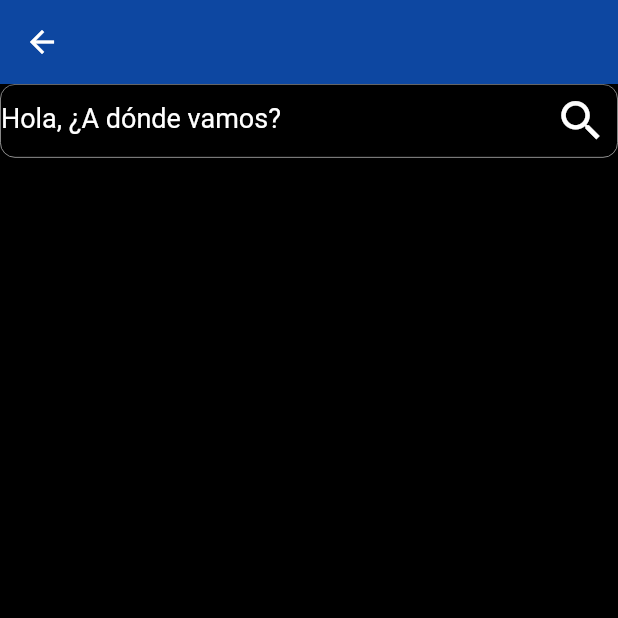
After one commit to Alan-AMT/traknav_app, a Flutter app: the SearchForm screen opened directly, on a phone screen of 412 x 824 dp, the top half of it. The commit adds this screen. Run offline on Flutter 3.47's test engine with Material 2 defaults, Android fonts, the phone set to English and light mode, and no system bars; drawn by our look-alikes of google_places_flutter; our stand-ins replace auto_route, bloc, device_info_plus, firebase_auth, firebase_core, flutter_bloc and 5 more; accounts and stored records are empty; generated files the repository leaves out were written again.

Commit message:
map and map search first steps

```diff
--- /dev/null
+++ b/lib/ui/presentation/map_search/cubit/map_search_state.dart
@@ -0,0 +1,6 @@
+part of 'map_search_cubit.dart';
+
+@freezed
+class MapSearchState with _$MapSearchState {
+  const factory MapSearchState.initial() = _Initial;
+}
--- /dev/null
+++ b/lib/ui/presentation/map_search/widgets/main.dart
@@ -0,0 +1 @@
+export './search_form.dart';
--- /dev/null
+++ b/lib/ui/presentation/map_search/widgets/search_form.dart
@@ -0,0 +1,78 @@
+import 'package:auto_route/auto_route.dart';
+import 'package:flutter/material.dart';
+import 'package:google_maps_flutter/google_maps_flutter.dart';
+import 'package:google_places_flutter/google_places_flutter.dart';
+import 'package:google_places_flutter/model/prediction.dart';
+import 'package:modal_bottom_sheet/modal_bottom_sheet.dart';
+import 'package:traknav_app/ui/presentation/home/widgets/searchBar.dart';
+import 'package:traknav_app/ui/core/data/map_search.dart' as locations;
+
+class SearchForm extends StatefulWidget {
+  const SearchForm({super.key});
+
+  @override
+  State<SearchForm> createState() => _SearchForm();
+}
+
+class _SearchForm extends State<SearchForm> {
+  TextEditingController controller = TextEditingController();
+
+  @override
+  Widget build(BuildContext context) {
+    return Scaffold(
+        appBar: AppBar(),
+        body: Column(mainAxisAlignment: MainAxisAlignment.start, children: [
+          GooglePlaceAutoCompleteTextField(
+            showError: true,
+            textEditingController: controller,
+            googleAPIKey: "AIzaSyBhlra2MNyBxGTRPayBfv5BomoclZseE8s",
+            inputDecoration: const InputDecoration(
+              suffixIcon: Icon(
+                Icons.search,
+                color: Colors.white,
+                size: 35,
+              ),
+              border: InputBorder.none,
+              hintStyle: TextStyle(
+                color: Colors.white,
+                fontSize: 18.0,
+              ),
+              hintText: 'Hola, ¿A dónde vamos?',
+            ),
+            debounceTime: 600,
+            isLatLngRequired: true,
+            getPlaceDetailWithLatLng: (Prediction prediction) {
+              print("*****************************");
+              // print("placeDetails" + prediction.lat.toString());
+              print("*****************************");
+              controller.text = prediction.description ?? "";
+              controller.selection = TextSelection.fromPosition(
+                  TextPosition(offset: prediction.description?.length ?? 0));
+            },
+            itemClick: (Prediction prediction) {
+              // controller.text = prediction.description ?? "";
+              // controller.selection = TextSelection.fromPosition(
+              //     TextPosition(offset: prediction.description?.length ?? 0));
+            },
+            seperatedBuilder: const Divider(thickness: 2),
+            itemBuilder: (context, index, Prediction prediction) {
+              final info = prediction.structuredFormatting;
+              // print("${prediction.toJson()}");
+              return ListTile(
+                  title: Text("${info?.mainText}"),
+                  subtitle: Text("${info?.secondaryText}"),
+                  isThreeLine: true,
+                  onTap: () {
+                    Navigator.pop(context, prediction.placeId);
+                  },
+                  leading: const CircleAvatar(
+                      backgroundColor: Colors.grey,
+                      child: Icon(Icons.location_on)),
+                  trailing: const CircleAvatar(child: Icon(Icons.north_west)),
+                  style: ListTileStyle.list);
+            },
+            isCrossBtnShown: false,
+          ),
+        ]));
+  }
+}
--- a/lib/ui/router/android.dart
+++ b/lib/ui/router/android.dart
@@ -9,6 +9,6 @@ class AndroidRouter extends $AndroidRouter {
         AutoRoute(page: HomeRoute.page, initial: true),
         AutoRoute(page: SignInRoute.page),
         AutoRoute(page: RecommendationsRoute.page),
-        // AutoRoute(page: SignUpRoute.page),
+        AutoRoute(page: MapSearchRoute.page),
       ];
 }
```
Also changed, not shown: lib/ui/core/data/map_search.dart (added, +99 -0 lines), lib/ui/presentation/home/widgets/sidebarMenu.dart (+30 -0 lines), lib/ui/presentation/map_search/cubit/map_search_cubit.dart (added, +9 -0 lines), lib/ui/presentation/map_search/main.dart (added, +91 -0 lines), pubspec.yaml (+9 -0 lines), pubspec.lock, 2 other files.
